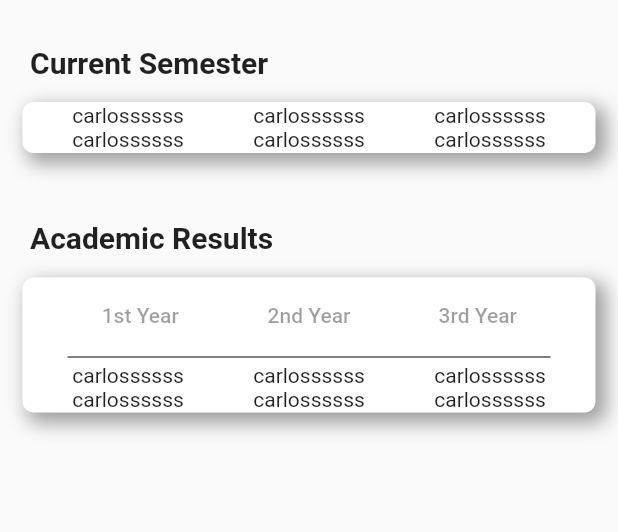
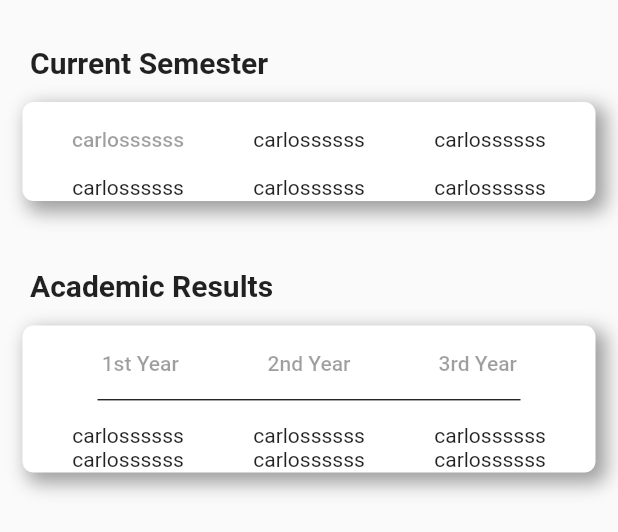
Before and after one commit to LEIC-ES-2021-22/2LEIC15T1, a Flutter app: the _Body widget shown alone on an empty page, opened directly, on a phone screen of 412 x 824 dp. Shown: the top 532 px of the screen. Run offline on Flutter 3.47's test engine with Material 2 defaults, Android fonts, the phone set to English and light mode, and no system bars; our stand-ins replace table_calendar; project files that could hold a hidden picture were left out.

Commit message:
working on academicp athway ui

```diff
--- a/lib/UI/academicpathway.dart
+++ b/lib/UI/academicpathway.dart
@@ -62,7 +62,7 @@ class _Body extends StatelessWidget{
             children: <Widget> [
               Row(
                 children: <Widget>[
-                  Expanded(child:Center(child: Text('carlossssss'),)),
+                  Expanded(child:Center(child: FlatButton(onPressed: null,child:Text('carlossssss'),))),
                   Expanded(child:Center(child: Text('carlossssss'),)),
                   Expanded(child:Center(child: Text('carlossssss'),)),
                 ],
@@ -113,11 +113,15 @@ class _Body extends StatelessWidget{
                   new FlatButton(onPressed: null, child: Text('3rd Year')),
                 ],
               ),
-              Divider(
-                color: Colors.black,
-                height: 8,
-                indent:20,
-                endIndent: 20,
+              Container(
+                margin: EdgeInsets.only(bottom:15),
+                child: Divider(
+                  color: Colors.black,
+                  height: 1,
+                  thickness: 0.8,
+                  indent:40,
+                  endIndent: 40,
+                ),
               ),
               Row(
                 children: <Widget>[
```
